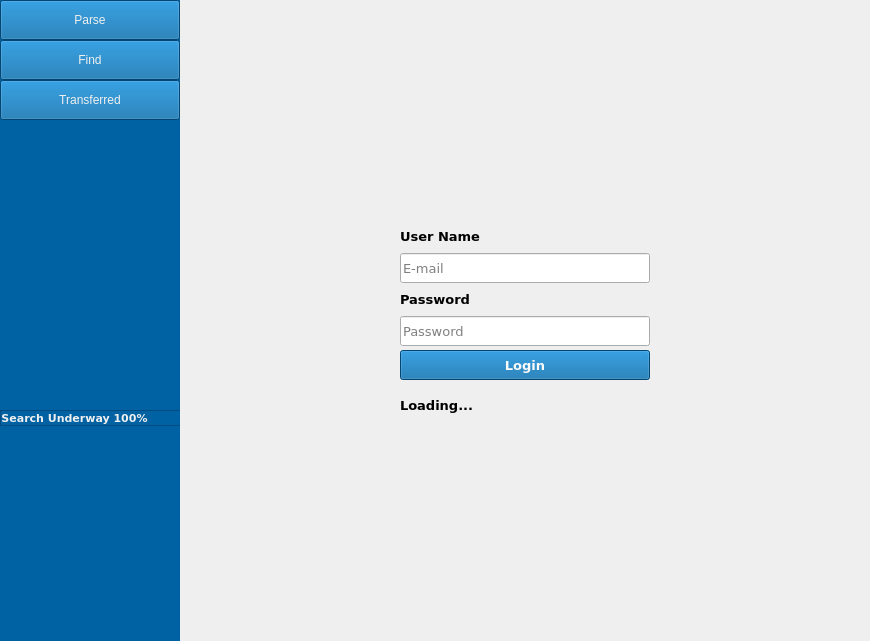
Above: new_gui_pyqt.ui from givemeway/search-ticketing before the change. Below: the same form after it.
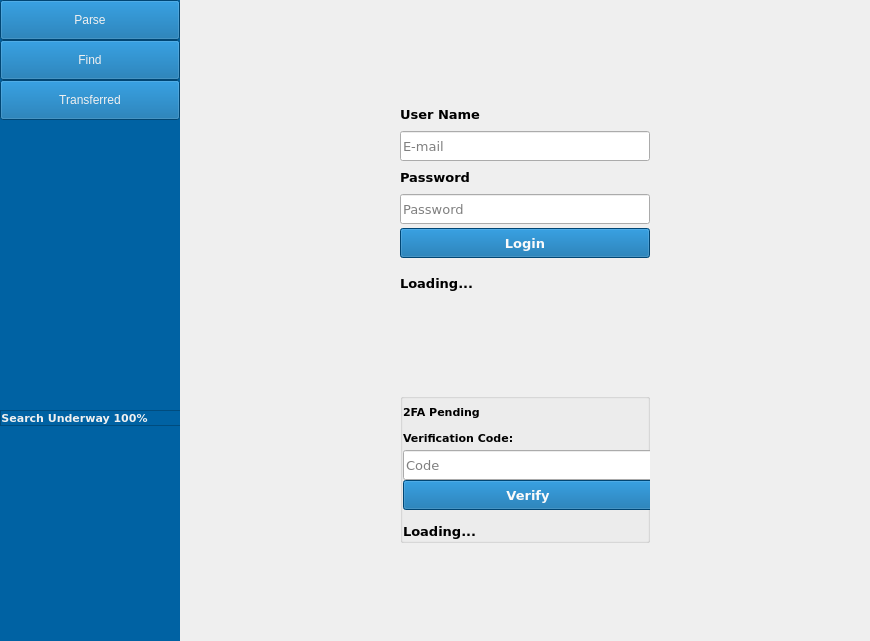
That is the form after the change. The open tabs and pages were chosen to show the change. Icons and pictures are not drawn.

Commit message: added URL column to the escalated tracker

Patch:
```diff
--- a/new_gui_pyqt.ui
+++ b/new_gui_pyqt.ui
@@ -14,6 +14,7 @@
    <font>
     <family>Verdana</family>
     <pointsize>12</pointsize>
+    <weight>75</weight>
     <bold>true</bold>
    </font>
   </property>
@@ -495,6 +496,7 @@
                 <font>
                  <family>Verdana</family>
                  <pointsize>8</pointsize>
+                 <weight>75</weight>
                  <bold>true</bold>
                 </font>
                </property>
@@ -2514,24 +2516,6 @@
                  <enum>Qt::LeftToRight</enum>
                 </property>
                 <layout class="QGridLayout" name="gridLayout">
-                 <property name="sizeConstraint">
-                  <enum>QLayout::SetDefaultConstraint</enum>
-                 </property>
-                 <property name="leftMargin">
-                  <number>0</number>
-                 </property>
-                 <property name="topMargin">
-                  <number>0</number>
-                 </property>
-                 <property name="rightMargin">
-                  <number>0</number>
-                 </property>
-                 <property name="bottomMargin">
-                  <number>0</number>
-                 </property>
-                 <property name="spacing">
-                  <number>0</number>
-                 </property>
                  <item row="0" column="0">
                   <widget class="QFrame" name="login_frame">
                    <property name="minimumSize">
@@ -2550,6 +2534,7 @@
                     <font>
                      <family>Verdana</family>
                      <pointsize>10</pointsize>
+                     <weight>75</weight>
                      <bold>true</bold>
                     </font>
                    </property>
@@ -2596,6 +2581,7 @@
                        <font>
                         <family>Verdana</family>
                         <pointsize>10</pointsize>
+                        <weight>75</weight>
                         <italic>false</italic>
                         <bold>true</bold>
                        </font>
@@ -2626,6 +2612,7 @@
                        <font>
                         <family>Verdana</family>
                         <pointsize>10</pointsize>
+                        <weight>50</weight>
                         <bold>false</bold>
                        </font>
                       </property>
@@ -2661,6 +2648,7 @@
                        <font>
                         <family>Verdana</family>
                         <pointsize>10</pointsize>
+                        <weight>75</weight>
                         <italic>false</italic>
                         <bold>true</bold>
                        </font>
@@ -2694,6 +2682,7 @@
                        <font>
                         <family>Verdana</family>
                         <pointsize>10</pointsize>
+                        <weight>50</weight>
                         <bold>false</bold>
                        </font>
                       </property>
@@ -2732,6 +2721,7 @@
                        <font>
                         <family>Verdana</family>
                         <pointsize>10</pointsize>
+                        <weight>75</weight>
                         <italic>false</italic>
                         <bold>true</bold>
                        </font>
@@ -2803,6 +2793,214 @@
                        <font>
                         <family>Verdana</family>
                         <pointsize>10</pointsize>
+                        <weight>75</weight>
+                        <italic>false</italic>
+                        <bold>true</bold>
+                       </font>
+                      </property>
+                      <property name="frameShadow">
+                       <enum>QFrame::Raised</enum>
+                      </property>
+                      <property name="lineWidth">
+                       <number>1</number>
+                      </property>
+                      <property name="text">
+                       <string>Loading...</string>
+                      </property>
+                      <property name="textFormat">
+                       <enum>Qt::RichText</enum>
+                      </property>
+                      <property name="alignment">
+                       <set>Qt::AlignBottom|Qt::AlignLeading|Qt::AlignLeft</set>
+                      </property>
+                      <property name="wordWrap">
+                       <bool>true</bool>
+                      </property>
+                      <property name="indent">
+                       <number>0</number>
+                      </property>
+                     </widget>
+                    </item>
+                   </layout>
+                  </widget>
+                 </item>
+                 <item row="1" column="0">
+                  <widget class="QGroupBox" name="twofactor">
+                   <property name="minimumSize">
+                    <size>
+                     <width>250</width>
+                     <height>150</height>
+                    </size>
+                   </property>
+                   <property name="maximumSize">
+                    <size>
+                     <width>250</width>
+                     <height>150</height>
+                    </size>
+                   </property>
+                   <property name="title">
+                    <string/>
+                   </property>
+                   <layout class="QVBoxLayout" name="verticalLayout_17">
+                    <property name="spacing">
+                     <number>0</number>
+                    </property>
+                    <property name="leftMargin">
+                     <number>0</number>
+                    </property>
+                    <property name="topMargin">
+                     <number>0</number>
+                    </property>
+                    <property name="rightMargin">
+                     <number>0</number>
+                    </property>
+                    <property name="bottomMargin">
+                     <number>0</number>
+                    </property>
+                    <item>
+                     <widget class="QLabel" name="label_3">
+                      <property name="text">
+                       <string>2FA Pending</string>
+                      </property>
+                     </widget>
+                    </item>
+                    <item>
+                     <widget class="QLabel" name="label_12">
+                      <property name="text">
+                       <string>Verification Code: </string>
+                      </property>
+                     </widget>
+                    </item>
+                    <item>
+                     <widget class="QLineEdit" name="password_field_2">
+                      <property name="minimumSize">
+                       <size>
+                        <width>250</width>
+                        <height>30</height>
+                       </size>
+                      </property>
+                      <property name="maximumSize">
+                       <size>
+                        <width>250</width>
+                        <height>30</height>
+                       </size>
+                      </property>
+                      <property name="font">
+                       <font>
+                        <family>Verdana</family>
+                        <pointsize>10</pointsize>
+                        <weight>50</weight>
+                        <bold>false</bold>
+                       </font>
+                      </property>
+                      <property name="inputMethodHints">
+                       <set>Qt::ImhHiddenText|Qt::ImhNoAutoUppercase|Qt::ImhNoPredictiveText|Qt::ImhSensitiveData</set>
+                      </property>
+                      <property name="maxLength">
+                       <number>256</number>
+                      </property>
+                      <property name="echoMode">
+                       <enum>QLineEdit::Password</enum>
+                      </property>
+                      <property name="placeholderText">
+                       <string>Code</string>
+                      </property>
+                      <property name="clearButtonEnabled">
+                       <bool>true</bool>
+                      </property>
+                     </widget>
+                    </item>
+                    <item>
+                     <widget class="QPushButton" name="btn_login_2">
+                      <property name="minimumSize">
+                       <size>
+                        <width>250</width>
+                        <height>30</height>
+                       </size>
+                      </property>
+                      <property name="maximumSize">
+                       <size>
+                        <width>250</width>
+                        <height>30</height>
+                       </size>
+                      </property>
+                      <property name="font">
+                       <font>
+                        <family>Verdana</family>
+                        <pointsize>10</pointsize>
+                        <weight>75</weight>
+                        <italic>false</italic>
+                        <bold>true</bold>
+                       </font>
+                      </property>
+                      <property name="cursor">
+                       <cursorShape>PointingHandCursor</cursorShape>
+                      </property>
+                      <property name="mouseTracking">
+                       <bool>true</bool>
+                      </property>
+                      <property name="toolTipDuration">
+                       <number>0</number>
+                      </property>
+                      <property name="layoutDirection">
+                       <enum>Qt::LeftToRight</enum>
+                      </property>
+                      <property name="autoFillBackground">
+                       <bool>false</bool>
+                      </property>
+                      <property name="styleSheet">
+                       <string notr="true">background-color: rgb(0, 98, 163);
+color: rgb(250, 250, 250);</string>
+                      </property>
+                      <property name="text">
+                       <string>Verify</string>
+                      </property>
+                      <property name="icon">
+                       <iconset resource="new_gui_pyqt.qrc">
+                        <normaloff>:/icons/icons/database.png</normaloff>:/icons/icons/database.png</iconset>
+                      </property>
+                      <property name="iconSize">
+                       <size>
+                        <width>20</width>
+                        <height>20</height>
+                       </size>
+                      </property>
+                      <property name="shortcut">
+                       <string/>
+                      </property>
+                      <property name="checkable">
+                       <bool>true</bool>
+                      </property>
+                      <property name="checked">
+                       <bool>false</bool>
+                      </property>
+                      <property name="default">
+                       <bool>false</bool>
+                      </property>
+                      <property name="flat">
+                       <bool>false</bool>
+                      </property>
+                     </widget>
+                    </item>
+                    <item>
+                     <widget class="QLabel" name="loading_2">
+                      <property name="minimumSize">
+                       <size>
+                        <width>250</width>
+                        <height>30</height>
+                       </size>
+                      </property>
+                      <property name="maximumSize">
+                       <size>
+                        <width>250</width>
+                        <height>30</height>
+                       </size>
+                      </property>
+                      <property name="font">
+                       <font>
+                        <family>Verdana</family>
+                        <pointsize>10</pointsize>
+                        <weight>75</weight>
                         <italic>false</italic>
                         <bold>true</bold>
                        </font>
```
Left out of the diff: 20 changed lines with no effect on the pictures. The commit also changes 12 other files.
